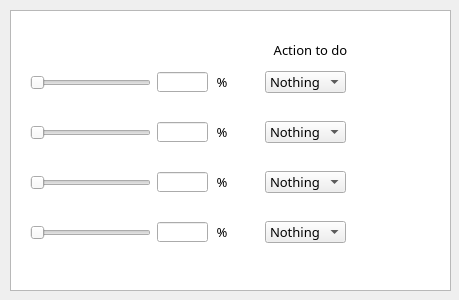
First picture: the form in 005_qt_pcBatteryOption_test/src/schedule.ui, repository aben20807/Qt_projects, before the edit.
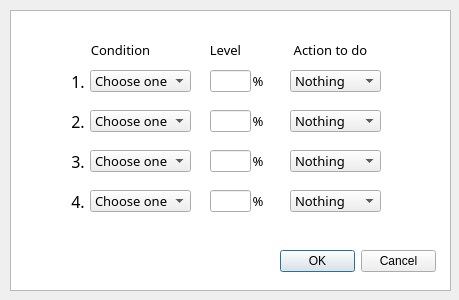
Second picture: the form after the edit.

Diff of the .ui file:
```diff
--- a/005_qt_pcBatteryOption_test/src/schedule.ui
+++ b/005_qt_pcBatteryOption_test/src/schedule.ui
@@ -13,61 +13,130 @@
   <property name="windowTitle">
    <string>Dialog</string>
   </property>
-  <widget class="QWidget" name="layoutWidget">
+  <widget class="QGraphicsView" name="graphicsView">
    <property name="geometry">
     <rect>
-     <x>30</x>
+     <x>10</x>
+     <y>10</y>
+     <width>441</width>
+     <height>281</height>
+    </rect>
+   </property>
+   <property name="font">
+    <font>
+     <family>微軟正黑體</family>
+    </font>
+   </property>
+  </widget>
+  <widget class="QLabel" name="label_action_to_do">
+   <property name="geometry">
+    <rect>
+     <x>290</x>
+     <y>40</y>
+     <width>81</width>
+     <height>20</height>
+    </rect>
+   </property>
+   <property name="font">
+    <font>
+     <family>微軟正黑體</family>
+     <pointsize>10</pointsize>
+    </font>
+   </property>
+   <property name="text">
+    <string>Action to do</string>
+   </property>
+   <property name="alignment">
+    <set>Qt::AlignCenter</set>
+   </property>
+  </widget>
+  <widget class="QComboBox" name="comboBox_condition1">
+   <property name="geometry">
+    <rect>
+     <x>90</x>
      <y>70</y>
-     <width>316</width>
-     <height>25</height>
+     <width>101</width>
+     <height>22</height>
     </rect>
    </property>
-   <layout class="QHBoxLayout" name="horizontalLayout_3">
-    <item alignment="Qt::AlignLeft">
-     <widget class="QSlider" name="hSlider_1">
-      <property name="minimumSize">
-       <size>
-        <width>121</width>
-        <height>19</height>
-       </size>
-      </property>
-      <property name="maximumSize">
-       <size>
-        <width>121</width>
-        <height>19</height>
-       </size>
-      </property>
-      <property name="maximum">
-       <number>100</number>
-      </property>
-      <property name="singleStep">
-       <number>1</number>
-      </property>
-      <property name="value">
-       <number>0</number>
-      </property>
-      <property name="orientation">
-       <enum>Qt::Horizontal</enum>
-      </property>
-     </widget>
-    </item>
-    <item>
+   <property name="font">
+    <font>
+     <family>微軟正黑體</family>
+     <pointsize>10</pointsize>
+    </font>
+   </property>
+   <item>
+    <property name="text">
+     <string>Choose one</string>
+    </property>
+   </item>
+   <item>
+    <property name="text">
+     <string>If level &gt;</string>
+    </property>
+   </item>
+   <item>
+    <property name="text">
+     <string>If level &lt;</string>
+    </property>
+   </item>
+  </widget>
+  <widget class="QLabel" name="label_level">
+   <property name="geometry">
+    <rect>
+     <x>210</x>
+     <y>40</y>
+     <width>31</width>
+     <height>20</height>
+    </rect>
+   </property>
+   <property name="font">
+    <font>
+     <family>微軟正黑體</family>
+     <pointsize>10</pointsize>
+    </font>
+   </property>
+   <property name="text">
+    <string>Level</string>
+   </property>
+   <property name="alignment">
+    <set>Qt::AlignCenter</set>
+   </property>
+  </widget>
+  <widget class="QLabel" name="label_condition">
+   <property name="geometry">
+    <rect>
+     <x>90</x>
+     <y>40</y>
+     <width>61</width>
+     <height>20</height>
+    </rect>
+   </property>
+   <property name="font">
+    <font>
+     <family>微軟正黑體</family>
+     <pointsize>10</pointsize>
+    </font>
+   </property>
+   <property name="text">
+    <string>Condition</string>
+   </property>
+   <property name="alignment">
+    <set>Qt::AlignCenter</set>
+   </property>
+  </widget>
      <widget class="QLineEdit" name="lEdit_1">
-      <property name="minimumSize">
-       <size>
-        <width>51</width>
-        <height>20</height>
-       </size>
-      </property>
-      <property name="maximumSize">
-       <size>
-        <width>51</width>
-        <height>20</height>
-       </size>
+   <property name="geometry">
+    <rect>
+     <x>210</x>
+     <y>70</y>
+     <width>41</width>
+     <height>22</height>
+    </rect>
       </property>
       <property name="font">
        <font>
-        <family>Noto Sans T Chinese Medium</family>
+     <family>微軟正黑體</family>
         <pointsize>12</pointsize>
        </font>
       </property>
@@ -75,24 +144,18 @@
        <set>Qt::AlignCenter</set>
       </property>
      </widget>
-    </item>
-    <item alignment="Qt::AlignLeft">
      <widget class="QLabel" name="label_persent_1">
-      <property name="minimumSize">
-       <size>
+   <property name="geometry">
+    <rect>
+     <x>250</x>
+     <y>70</y>
         <width>16</width>
-        <height>20</height>
-       </size>
-      </property>
-      <property name="maximumSize">
-       <size>
-        <width>16</width>
-        <height>20</height>
-       </size>
+     <height>22</height>
+    </rect>
       </property>
       <property name="font">
        <font>
-        <family>Noto Sans T Chinese Medium</family>
+     <family>微軟正黑體</family>
         <pointsize>10</pointsize>
        </font>
       </property>
@@ -103,49 +166,18 @@
        <set>Qt::AlignCenter</set>
       </property>
      </widget>
-    </item>
-    <item>
-     <spacer name="horizontalSpacer">
-      <property name="minimumSize">
-       <size>
-        <width>21</width>
-        <height>23</height>
-       </size>
-      </property>
-      <property name="maximumSize">
-       <size>
-        <width>21</width>
-        <height>23</height>
-       </size>
-      </property>
-      <property name="orientation">
-       <enum>Qt::Horizontal</enum>
-      </property>
-      <property name="sizeHint" stdset="0">
-       <size>
-        <width>18</width>
-        <height>20</height>
-       </size>
-      </property>
-     </spacer>
-    </item>
-    <item>
      <widget class="QComboBox" name="comboBox_action1">
-      <property name="minimumSize">
-       <size>
-        <width>81</width>
+   <property name="geometry">
+    <rect>
+     <x>290</x>
+     <y>70</y>
+     <width>91</width>
         <height>22</height>
-       </size>
-      </property>
-      <property name="maximumSize">
-       <size>
-        <width>81</width>
-        <height>22</height>
-       </size>
+    </rect>
       </property>
       <property name="font">
        <font>
-        <family>Noto Sans T Chinese Medium</family>
+     <family>微軟正黑體</family>
         <pointsize>10</pointsize>
        </font>
       </property>
@@ -154,210 +186,74 @@
         <string>Nothing</string>
        </property>
       </item>
-     </widget>
-    </item>
-   </layout>
+   <item>
+    <property name="text">
+     <string>Remind</string>
+    </property>
+   </item>
+   <item>
+    <property name="text">
+     <string>Shut down</string>
+    </property>
+   </item>
+   <item>
+    <property name="text">
+     <string>Sleep</string>
+    </property>
+   </item>
+   <item>
+    <property name="text">
+     <string>Hibernate</string>
+    </property>
+   </item>
   </widget>
-  <widget class="QWidget" name="layoutWidget_2">
+  <widget class="QLabel" name="label_number1">
    <property name="geometry">
     <rect>
-     <x>30</x>
-     <y>170</y>
-     <width>316</width>
-     <height>25</height>
+     <x>70</x>
+     <y>70</y>
+     <width>16</width>
+     <height>22</height>
     </rect>
    </property>
-   <layout class="QHBoxLayout" name="horizontalLayout_5">
-    <item alignment="Qt::AlignLeft">
-     <widget class="QSlider" name="hSlider_3">
-      <property name="minimumSize">
-       <size>
-        <width>121</width>
-        <height>19</height>
-       </size>
-      </property>
-      <property name="maximumSize">
-       <size>
-        <width>121</width>
-        <height>19</height>
-       </size>
-      </property>
-      <property name="maximum">
-       <number>100</number>
-      </property>
-      <property name="singleStep">
-       <number>1</number>
-      </property>
-      <property name="value">
-       <number>0</number>
-      </property>
-      <property name="orientation">
-       <enum>Qt::Horizontal</enum>
-      </property>
-     </widget>
-    </item>
-    <item>
-     <widget class="QLineEdit" name="lEdit_3">
-      <property name="minimumSize">
-       <size>
-        <width>51</width>
-        <height>20</height>
-       </size>
-      </property>
-      <property name="maximumSize">
-       <size>
-        <width>51</width>
-        <height>20</height>
-       </size>
-      </property>
       <property name="font">
        <font>
-        <family>Noto Sans T Chinese Medium</family>
+     <family>微軟正黑體</family>
         <pointsize>12</pointsize>
        </font>
       </property>
-      <property name="alignment">
-       <set>Qt::AlignCenter</set>
-      </property>
-     </widget>
-    </item>
-    <item alignment="Qt::AlignLeft">
-     <widget class="QLabel" name="label_persent_3">
-      <property name="minimumSize">
-       <size>
-        <width>16</width>
-        <height>20</height>
-       </size>
-      </property>
-      <property name="maximumSize">
-       <size>
-        <width>16</width>
-        <height>20</height>
-       </size>
-      </property>
-      <property name="font">
-       <font>
-        <family>Noto Sans T Chinese Medium</family>
-        <pointsize>10</pointsize>
-       </font>
-      </property>
       <property name="text">
-       <string>%</string>
+    <string>1.</string>
       </property>
       <property name="alignment">
        <set>Qt::AlignCenter</set>
       </property>
      </widget>
-    </item>
-    <item>
-     <spacer name="horizontalSpacer_3">
-      <property name="minimumSize">
-       <size>
-        <width>21</width>
-        <height>23</height>
-       </size>
-      </property>
-      <property name="maximumSize">
-       <size>
-        <width>21</width>
-        <height>23</height>
-       </size>
-      </property>
-      <property name="orientation">
-       <enum>Qt::Horizontal</enum>
-      </property>
-      <property name="sizeHint" stdset="0">
-       <size>
-        <width>18</width>
-        <height>20</height>
-       </size>
-      </property>
-     </spacer>
-    </item>
-    <item>
-     <widget class="QComboBox" name="comboBox_action3">
-      <property name="minimumSize">
-       <size>
-        <width>81</width>
-        <height>22</height>
-       </size>
-      </property>
-      <property name="maximumSize">
-       <size>
-        <width>81</width>
-        <height>22</height>
-       </size>
-      </property>
-      <property name="font">
-       <font>
-        <family>Noto Sans T Chinese Medium</family>
-        <pointsize>10</pointsize>
-       </font>
-      </property>
-      <item>
-       <property name="text">
-        <string>Nothing</string>
-       </property>
-      </item>
-     </widget>
-    </item>
-   </layout>
-  </widget>
-  <widget class="QWidget" name="layoutWidget_3">
+  <widget class="QDialogButtonBox" name="buttonBox_okCancel">
    <property name="geometry">
     <rect>
-     <x>30</x>
-     <y>120</y>
-     <width>316</width>
-     <height>25</height>
+     <x>280</x>
+     <y>250</y>
+     <width>156</width>
+     <height>23</height>
     </rect>
    </property>
-   <layout class="QHBoxLayout" name="horizontalLayout_4">
-    <item alignment="Qt::AlignLeft">
-     <widget class="QSlider" name="hSlider_2">
-      <property name="minimumSize">
-       <size>
-        <width>121</width>
-        <height>19</height>
-       </size>
-      </property>
-      <property name="maximumSize">
-       <size>
-        <width>121</width>
-        <height>19</height>
-       </size>
-      </property>
-      <property name="maximum">
-       <number>100</number>
-      </property>
-      <property name="singleStep">
-       <number>1</number>
-      </property>
-      <property name="value">
-       <number>0</number>
-      </property>
-      <property name="orientation">
-       <enum>Qt::Horizontal</enum>
-      </property>
-     </widget>
-    </item>
-    <item>
+   <property name="standardButtons">
+    <set>QDialogButtonBox::Cancel|QDialogButtonBox::Ok</set>
+   </property>
+  </widget>
      <widget class="QLineEdit" name="lEdit_2">
-      <property name="minimumSize">
-       <size>
-        <width>51</width>
-        <height>20</height>
-       </size>
-      </property>
-      <property name="maximumSize">
-       <size>
-        <width>51</width>
-        <height>20</height>
-       </size>
+   <property name="geometry">
+    <rect>
+     <x>210</x>
+     <y>110</y>
+     <width>41</width>
+     <height>22</height>
+    </rect>
       </property>
       <property name="font">
        <font>
-        <family>Noto Sans T Chinese Medium</family>
+     <family>微軟正黑體</family>
         <pointsize>12</pointsize>
        </font>
       </property>
@@ -365,24 +261,18 @@
        <set>Qt::AlignCenter</set>
       </property>
      </widget>
-    </item>
-    <item alignment="Qt::AlignLeft">
      <widget class="QLabel" name="label_persent_2">
-      <property name="minimumSize">
-       <size>
+   <property name="geometry">
+    <rect>
+     <x>250</x>
+     <y>110</y>
         <width>16</width>
-        <height>20</height>
-       </size>
-      </property>
-      <property name="maximumSize">
-       <size>
-        <width>16</width>
-        <height>20</height>
-       </size>
+     <height>22</height>
+    </rect>
       </property>
       <property name="font">
        <font>
-        <family>Noto Sans T Chinese Medium</family>
+     <family>微軟正黑體</family>
         <pointsize>10</pointsize>
        </font>
       </property>
@@ -393,49 +283,49 @@
        <set>Qt::AlignCenter</set>
       </property>
      </widget>
-    </item>
-    <item>
-     <spacer name="horizontalSpacer_2">
-      <property name="minimumSize">
-       <size>
-        <width>21</width>
-        <height>23</height>
-       </size>
-      </property>
-      <property name="maximumSize">
-       <size>
-        <width>21</width>
-        <height>23</height>
-       </size>
-      </property>
-      <property name="orientation">
-       <enum>Qt::Horizontal</enum>
-      </property>
-      <property name="sizeHint" stdset="0">
-       <size>
-        <width>18</width>
-        <height>20</height>
-       </size>
-      </property>
-     </spacer>
+  <widget class="QComboBox" name="comboBox_condition2">
+   <property name="geometry">
+    <rect>
+     <x>90</x>
+     <y>110</y>
+     <width>101</width>
+     <height>22</height>
+    </rect>
+   </property>
+   <property name="font">
+    <font>
+     <family>微軟正黑體</family>
+     <pointsize>10</pointsize>
+    </font>
+   </property>
+   <item>
+    <property name="text">
+     <string>Choose one</string>
+    </property>
+   </item>
+   <item>
+    <property name="text">
+     <string>If level &gt;</string>
+    </property>
     </item>
     <item>
+    <property name="text">
+     <string>If level &lt;</string>
+    </property>
+   </item>
+  </widget>
      <widget class="QComboBox" name="comboBox_action2">
-      <property name="minimumSize">
-       <size>
-        <width>81</width>
+   <property name="geometry">
+    <rect>
+     <x>290</x>
+     <y>110</y>
+     <width>91</width>
         <height>22</height>
-       </size>
-      </property>
-      <property name="maximumSize">
-       <size>
-        <width>81</width>
-        <height>22</height>
-       </size>
-      </property>
+    </rect>
+   </property>
       <property name="font">
        <font>
-        <family>Noto Sans T Chinese Medium</family>
+     <family>微軟正黑體</family>
         <pointsize>10</pointsize>
        </font>
       </property>
@@ -444,75 +334,196 @@
         <string>Nothing</string>
        </property>
       </item>
-     </widget>
-    </item>
-   </layout>
+   <item>
+    <property name="text">
+     <string>Remind</string>
+    </property>
+   </item>
+   <item>
+    <property name="text">
+     <string>Shut down</string>
+    </property>
+   </item>
+   <item>
+    <property name="text">
+     <string>Sleep</string>
+    </property>
+   </item>
+   <item>
+    <property name="text">
+     <string>Hibernate</string>
+    </property>
+   </item>
   </widget>
-  <widget class="QGraphicsView" name="graphicsView">
+  <widget class="QLabel" name="label_number2">
    <property name="geometry">
     <rect>
-     <x>10</x>
-     <y>10</y>
-     <width>441</width>
-     <height>281</height>
+     <x>70</x>
+     <y>110</y>
+     <width>16</width>
+     <height>22</height>
     </rect>
    </property>
+   <property name="font">
+    <font>
+     <family>微軟正黑體</family>
+     <pointsize>12</pointsize>
+    </font>
+   </property>
+   <property name="text">
+    <string>2.</string>
+   </property>
+   <property name="alignment">
+    <set>Qt::AlignCenter</set>
+   </property>
   </widget>
-  <widget class="QWidget" name="layoutWidget_4">
+  <widget class="QLineEdit" name="lEdit_3">
    <property name="geometry">
     <rect>
-     <x>30</x>
-     <y>220</y>
-     <width>316</width>
-     <height>25</height>
+     <x>210</x>
+     <y>150</y>
+     <width>41</width>
+     <height>22</height>
     </rect>
    </property>
-   <layout class="QHBoxLayout" name="horizontalLayout_6">
-    <item alignment="Qt::AlignLeft">
-     <widget class="QSlider" name="hSlider_4">
-      <property name="minimumSize">
-       <size>
-        <width>121</width>
-        <height>19</height>
-       </size>
-      </property>
-      <property name="maximumSize">
-       <size>
-        <width>121</width>
-        <height>19</height>
-       </size>
-      </property>
-      <property name="maximum">
-       <number>100</number>
-      </property>
-      <property name="singleStep">
-       <number>1</number>
-      </property>
-      <property name="value">
-       <number>0</number>
-      </property>
-      <property name="orientation">
-       <enum>Qt::Horizontal</enum>
-      </property>
-     </widget>
+   <property name="font">
+    <font>
+     <family>微軟正黑體</family>
+     <pointsize>12</pointsize>
+    </font>
+   </property>
+   <property name="alignment">
+    <set>Qt::AlignCenter</set>
+   </property>
+  </widget>
+  <widget class="QLabel" name="label_persent_3">
+   <property name="geometry">
+    <rect>
+     <x>250</x>
+     <y>150</y>
+     <width>16</width>
+     <height>22</height>
+    </rect>
+   </property>
+   <property name="font">
+    <font>
+     <family>微軟正黑體</family>
+     <pointsize>10</pointsize>
+    </font>
+   </property>
+   <property name="text">
+    <string>%</string>
+   </property>
+   <property name="alignment">
+    <set>Qt::AlignCenter</set>
+   </property>
+  </widget>
+  <widget class="QComboBox" name="comboBox_condition3">
+   <property name="geometry">
+    <rect>
+     <x>90</x>
+     <y>150</y>
+     <width>101</width>
+     <height>22</height>
+    </rect>
+   </property>
+   <property name="font">
+    <font>
+     <family>微軟正黑體</family>
+     <pointsize>10</pointsize>
+    </font>
+   </property>
+   <item>
+    <property name="text">
+     <string>Choose one</string>
+    </property>
     </item>
     <item>
+    <property name="text">
+     <string>If level &gt;</string>
+    </property>
+   </item>
+   <item>
+    <property name="text">
+     <string>If level &lt;</string>
+    </property>
+   </item>
+  </widget>
+  <widget class="QComboBox" name="comboBox_action3">
+   <property name="geometry">
+    <rect>
+     <x>290</x>
+     <y>150</y>
+     <width>91</width>
+     <height>22</height>
+    </rect>
+   </property>
+   <property name="font">
+    <font>
+     <family>微軟正黑體</family>
+     <pointsize>10</pointsize>
+    </font>
+   </property>
+   <item>
+    <property name="text">
+     <string>Nothing</string>
+    </property>
+   </item>
+   <item>
+    <property name="text">
+     <string>Remind</string>
+    </property>
+   </item>
+   <item>
+    <property name="text">
+     <string>Shut down</string>
+    </property>
+   </item>
+   <item>
+    <property name="text">
+     <string>Sleep</string>
+    </property>
+   </item>
+   <item>
+    <property name="text">
+     <string>Hibernate</string>
+    </property>
+   </item>
+  </widget>
+  <widget class="QLabel" name="label_number3">
+   <property name="geometry">
+    <rect>
+     <x>70</x>
+     <y>150</y>
+     <width>16</width>
+     <height>22</height>
+    </rect>
+   </property>
+   <property name="font">
+    <font>
+     <family>微軟正黑體</family>
+     <pointsize>12</pointsize>
+    </font>
+   </property>
+   <property name="text">
+    <string>3.</string>
+   </property>
+   <property name="alignment">
+    <set>Qt::AlignCenter</set>
+   </property>
+  </widget>
      <widget class="QLineEdit" name="lEdit_4">
-      <property name="minimumSize">
-       <size>
-        <width>51</width>
-        <height>20</height>
-       </size>
-      </property>
-      <property name="maximumSize">
-       <size>
-        <width>51</width>
-        <height>20</height>
-       </size>
+   <property name="geometry">
+    <rect>
+     <x>210</x>
+     <y>190</y>
+     <width>41</width>
+     <height>22</height>
+    </rect>
       </property>
       <property name="font">
        <font>
-        <family>Noto Sans T Chinese Medium</family>
+     <family>微軟正黑體</family>
         <pointsize>12</pointsize>
        </font>
       </property>
@@ -520,24 +531,18 @@
        <set>Qt::AlignCenter</set>
       </property>
      </widget>
-    </item>
-    <item alignment="Qt::AlignLeft">
      <widget class="QLabel" name="label_persent_4">
-      <property name="minimumSize">
-       <size>
+   <property name="geometry">
+    <rect>
+     <x>250</x>
+     <y>190</y>
         <width>16</width>
-        <height>20</height>
-       </size>
-      </property>
-      <property name="maximumSize">
-       <size>
-        <width>16</width>
-        <height>20</height>
-       </size>
+     <height>22</height>
+    </rect>
       </property>
       <property name="font">
        <font>
-        <family>Noto Sans T Chinese Medium</family>
+     <family>微軟正黑體</family>
         <pointsize>10</pointsize>
        </font>
       </property>
@@ -548,49 +553,49 @@
        <set>Qt::AlignCenter</set>
       </property>
      </widget>
-    </item>
-    <item>
-     <spacer name="horizontalSpacer_4">
-      <property name="minimumSize">
-       <size>
-        <width>21</width>
-        <height>23</height>
-       </size>
-      </property>
-      <property name="maximumSize">
-       <size>
-        <width>21</width>
-        <height>23</height>
-       </size>
-      </property>
-      <property name="orientation">
-       <enum>Qt::Horizontal</enum>
-      </property>
-      <property name="sizeHint" stdset="0">
-       <size>
-        <width>18</width>
-        <height>20</height>
-       </size>
-      </property>
-     </spacer>
+  <widget class="QComboBox" name="comboBox_condition4">
+   <property name="geometry">
+    <rect>
+     <x>90</x>
+     <y>190</y>
+     <width>101</width>
+     <height>22</height>
+    </rect>
+   </property>
+   <property name="font">
+    <font>
+     <family>微軟正黑體</family>
+     <pointsize>10</pointsize>
+    </font>
+   </property>
+   <item>
+    <property name="text">
+     <string>Choose one</string>
+    </property>
+   </item>
+   <item>
+    <property name="text">
+     <string>If level &gt;</string>
+    </property>
     </item>
     <item>
+    <property name="text">
+     <string>If level &lt;</string>
+    </property>
+   </item>
+  </widget>
      <widget class="QComboBox" name="comboBox_action4">
-      <property name="minimumSize">
-       <size>
-        <width>81</width>
+   <property name="geometry">
+    <rect>
+     <x>290</x>
+     <y>190</y>
+     <width>91</width>
         <height>22</height>
-       </size>
-      </property>
-      <property name="maximumSize">
-       <size>
-        <width>81</width>
-        <height>22</height>
-       </size>
+    </rect>
       </property>
       <property name="font">
        <font>
-        <family>Noto Sans T Chinese Medium</family>
+     <family>微軟正黑體</family>
         <pointsize>10</pointsize>
        </font>
       </property>
@@ -599,38 +604,74 @@
         <string>Nothing</string>
        </property>
       </item>
-     </widget>
-    </item>
-   </layout>
+   <item>
+    <property name="text">
+     <string>Remind</string>
+    </property>
+   </item>
+   <item>
+    <property name="text">
+     <string>Shut down</string>
+    </property>
+   </item>
+   <item>
+    <property name="text">
+     <string>Sleep</string>
+    </property>
+   </item>
+   <item>
+    <property name="text">
+     <string>Hibernate</string>
+    </property>
+   </item>
   </widget>
-  <widget class="QLabel" name="label_action">
+  <widget class="QLabel" name="label_number4">
    <property name="geometry">
     <rect>
-     <x>270</x>
-     <y>40</y>
-     <width>81</width>
-     <height>20</height>
+     <x>70</x>
+     <y>190</y>
+     <width>16</width>
+     <height>22</height>
     </rect>
    </property>
    <property name="font">
     <font>
-     <family>Noto Sans T Chinese Medium</family>
-     <pointsize>10</pointsize>
+     <family>微軟正黑體</family>
+     <pointsize>12</pointsize>
     </font>
    </property>
    <property name="text">
-    <string>Action to do</string>
+    <string>4.</string>
    </property>
    <property name="alignment">
     <set>Qt::AlignCenter</set>
    </property>
   </widget>
   <zorder>graphicsView</zorder>
-  <zorder>layoutWidget</zorder>
-  <zorder>layoutWidget_2</zorder>
-  <zorder>layoutWidget_3</zorder>
-  <zorder>layoutWidget_4</zorder>
-  <zorder>label_action</zorder>
+  <zorder>lEdit_1</zorder>
+  <zorder>label_persent_1</zorder>
+  <zorder>comboBox_action1</zorder>
+  <zorder>label_action_to_do</zorder>
+  <zorder>comboBox_condition1</zorder>
+  <zorder>label_level</zorder>
+  <zorder>label_condition</zorder>
+  <zorder>label_number1</zorder>
+  <zorder>buttonBox_okCancel</zorder>
+  <zorder>lEdit_2</zorder>
+  <zorder>label_persent_2</zorder>
+  <zorder>comboBox_condition2</zorder>
+  <zorder>comboBox_action2</zorder>
+  <zorder>label_number2</zorder>
+  <zorder>lEdit_3</zorder>
+  <zorder>label_persent_3</zorder>
+  <zorder>comboBox_condition3</zorder>
+  <zorder>comboBox_action3</zorder>
+  <zorder>label_number3</zorder>
+  <zorder>lEdit_4</zorder>
+  <zorder>label_persent_4</zorder>
+  <zorder>comboBox_condition4</zorder>
+  <zorder>comboBox_action4</zorder>
+  <zorder>label_number4</zorder>
  </widget>
  <resources/>
  <connections/>
```
Lines whose indentation alone changed are shown as unchanged.
